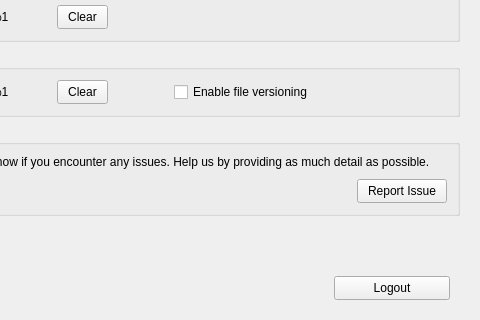
Above: src/MEGASync/gui/win/SettingsDialog.ui from meganz/MEGAsync before the change; both pictures show x 115 to 595 and y 413 to 733 of the 595 by 733 pixel window. Below: the same form after it.
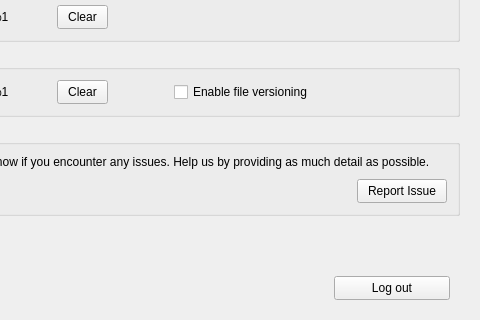
That is the form after the change. The open tabs and pages were chosen to show the change. Icons and pictures are not drawn. Custom widgets are drawn as their Qt base class.

Commit message: SNC-2316 Source edit "Logout" to "Log out"

Patch:
```diff
--- a/src/MEGASync/gui/win/SettingsDialog.ui
+++ b/src/MEGASync/gui/win/SettingsDialog.ui
@@ -2973,7 +2973,7 @@
           <item>
            <widget class="QPushButton" name="bLogout">
             <property name="text">
-             <string>Logout</string>
+             <string>Log out</string>
             </property>
             <property name="autoDefault">
              <bool>false</bool>
```
The commit also changes 13 other files.
